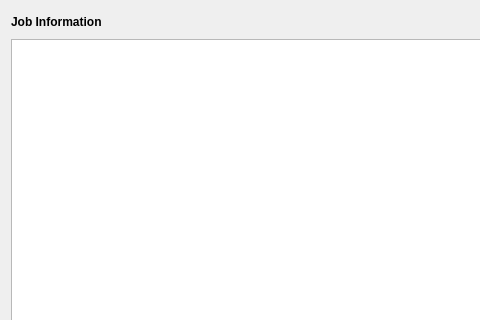
The window that LDMP/gui/DlgExecutionLogs.ui (ConservationInternational/trends.earth) describes before a commit, drawn with Qt 5; both pictures show x 0 to 480 and y 0 to 320 of the 800 by 600 pixel window.
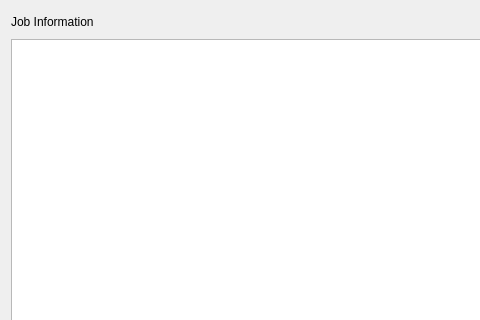
The same window after the commit.

```diff
--- a/LDMP/gui/DlgExecutionLogs.ui
+++ b/LDMP/gui/DlgExecutionLogs.ui
@@ -23,7 +23,7 @@
        </property>
        <property name="font">
         <font>
-         <weight>75</weight>
+         <weight>700</weight>
          <bold>true</bold>
         </font>
        </property>
```
